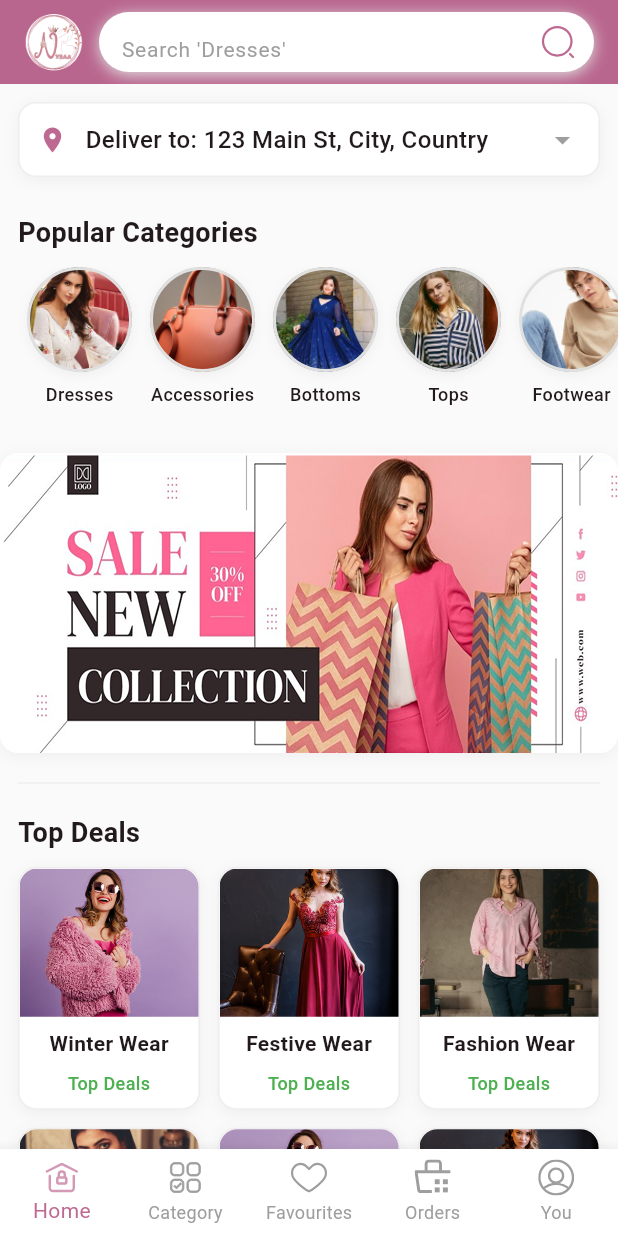
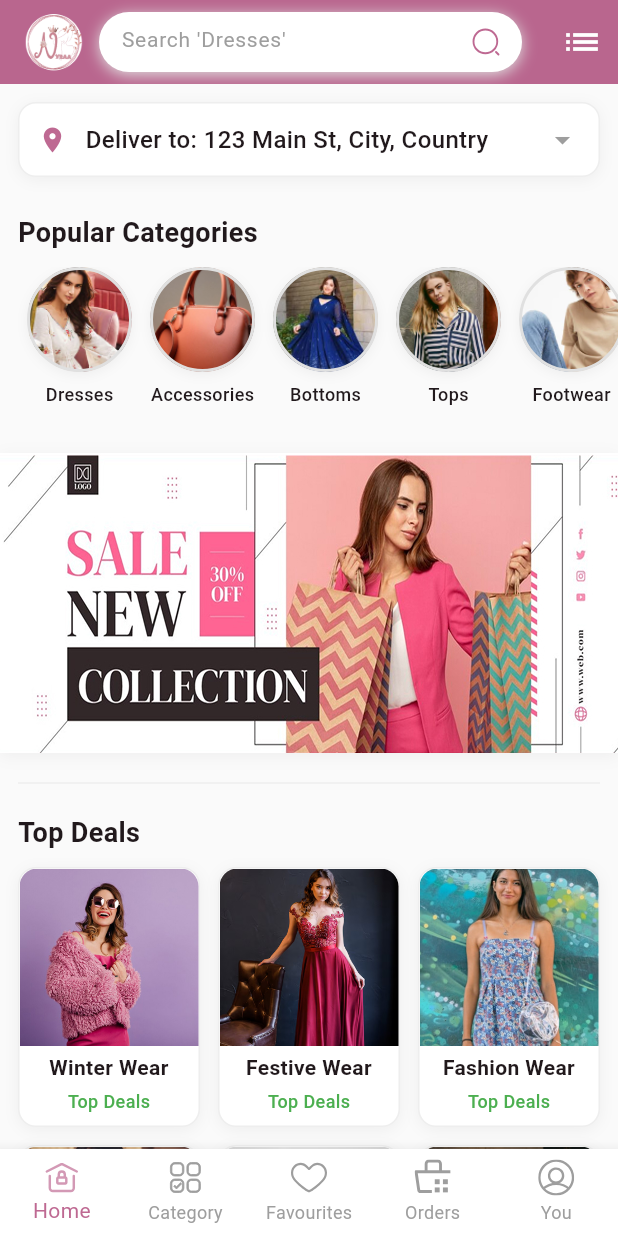
Before and after one commit to Jayamdeveloper2/nyraa_app, a Flutter app: the screen it shows after launch, on a phone screen of 412 x 824 dp. Run offline on Flutter 3.47's test engine with Material 3 defaults, Android fonts, the phone set to English and light mode, and no system bars; drawn by our look-alikes of carousel_slider; our stand-ins replace flutter_svg.

Commit message:
update the product page
adjsut the topdeals image section and created a sample product list page from navigate to home page to product list page

```diff
--- a/lib/pages/home_page.dart
+++ b/lib/pages/home_page.dart
@@ -1,6 +1,7 @@
 import 'package:flutter/material.dart';
 import 'package:flutter_svg/flutter_svg.dart';
 import 'package:carousel_slider/carousel_slider.dart';
+import 'product_list_page.dart'; // Import the ProductListPage
 
 class HomePage extends StatelessWidget {
   const HomePage({super.key});
@@ -8,10 +9,10 @@ class HomePage extends StatelessWidget {
   @override
   Widget build(BuildContext context) {
     return Scaffold(
-      backgroundColor: Colors.grey.shade50, // Light background for a premium look
+      backgroundColor: Colors.grey[50],
       appBar: AppBar(
         backgroundColor: const Color(0xFFBE6992),
-        elevation: 4, // Adds shadow for depth
+        elevation: 4,
         title: Row(
           mainAxisAlignment: MainAxisAlignment.spaceBetween,
           children: [
@@ -29,7 +30,7 @@ class HomePage extends StatelessWidget {
                   borderRadius: BorderRadius.circular(25),
                   boxShadow: [
                     BoxShadow(
-                      color: Colors.grey.shade300,
+                      color: Colors.grey[300]!,
                       blurRadius: 8,
                       offset: const Offset(0, 2),
                     ),
@@ -40,25 +41,41 @@ class HomePage extends StatelessWidget {
                     hintText: "Search 'Dresses'",
                     hintStyle: const TextStyle(color: Colors.grey, fontSize: 14),
                     suffixIcon: Padding(
-                      padding: const EdgeInsets.all(8.0),
+                      padding: const EdgeInsets.symmetric(vertical: 10.0, horizontal: 8.0),
                       child: SvgPicture.asset(
                         'assets/icons/search.svg',
-                        width: 24,
-                        height: 24,
+                        width: 18,
+                        height: 18,
                         color: const Color(0xFFBE6992),
                       ),
                     ),
                     border: InputBorder.none,
-                    contentPadding: const EdgeInsets.symmetric(
-                      horizontal: 15,
-                      vertical: 10,
-                    ),
+                    contentPadding: const EdgeInsets.symmetric(horizontal: 15, vertical: 12),
+                    alignLabelWithHint: true,
                   ),
+                  style: const TextStyle(fontSize: 14),
+                  textAlignVertical: TextAlignVertical.center,
                 ),
               ),
             ),
           ],
         ),
+        actions: [
+          IconButton(
+            icon: const Icon(
+              Icons.list,
+              color: Colors.white,
+              size: 28,
+            ),
+            onPressed: () {
+              Navigator.push(
+                context,
+                MaterialPageRoute(builder: (context) => const ProductListPage()),
+              );
+            },
+            tooltip: 'View All Products',
+          ),
+        ],
       ),
       body: ListView(
         children: [
@@ -76,11 +93,11 @@ class HomePage extends StatelessWidget {
                 padding: const EdgeInsets.all(12),
                 decoration: BoxDecoration(
                   color: Colors.white,
-                  border: Border.all(color: Colors.grey.shade200),
+                  border: Border.all(color: Colors.grey[200]!),
                   borderRadius: BorderRadius.circular(12),
                   boxShadow: [
                     BoxShadow(
-                      color: Colors.grey.shade200,
+                      color: Colors.grey[200]!,
                       blurRadius: 8,
                       offset: const Offset(0, 2),
                     ),
@@ -141,10 +158,9 @@ class HomePage extends StatelessWidget {
             padding: const EdgeInsets.symmetric(vertical: 12),
             child: Container(
               decoration: BoxDecoration(
-                borderRadius: BorderRadius.circular(12),
                 boxShadow: [
                   BoxShadow(
-                    color: Colors.grey.shade200,
+                    color: Colors.grey[200]!,
                     blurRadius: 8,
                     offset: const Offset(0, 2),
                   ),
@@ -155,7 +171,8 @@ class HomePage extends StatelessWidget {
                   height: 200,
                   autoPlay: true,
                   enlargeCenterPage: false,
-                  viewportFraction: 1.0, // Makes the carousel full-width
+                  viewportFraction: 1.0,
+                  padEnds: false,
                 ),
                 items: [
                   _buildBannerImage('assets/images/banner/banner1.jpg'),
@@ -168,7 +185,7 @@ class HomePage extends StatelessWidget {
           // Divider for Visual Separation
           Padding(
             padding: const EdgeInsets.symmetric(horizontal: 12),
-            child: Divider(color: Colors.grey.shade200, thickness: 1),
+            child: Divider(color: Colors.grey[200]!, thickness: 1),
           ),
 
           // Top Deals Section
@@ -188,31 +205,31 @@ class HomePage extends StatelessWidget {
                   physics: const NeverScrollableScrollPhysics(),
                   crossAxisSpacing: 12,
                   mainAxisSpacing: 12,
-                  childAspectRatio: 0.75,
+                  childAspectRatio: 0.7,
                   children: [
                     _buildTopDealItem('Winter Wear', 'assets/images/topdeals/product1.jpg'),
                     _buildTopDealItem('Festive Wear', 'assets/images/topdeals/product2.jpg'),
                     _buildTopDealItem('Fashion Wear', 'assets/images/topdeals/product3.jpg'),
                     _buildTopDealItem('Western Wear', 'assets/images/topdeals/product4.jpg'),
-                    _buildTopDealItem('Casual Wear', 'assets/images/topdeals/product1.jpg'),
-                    _buildTopDealItem('Party Wear', 'assets/images/topdeals/product2.jpg'),
+                    _buildTopDealItem('Casual Wear', 'assets/images/topdeals/product5.jpg'),
+                    _buildTopDealItem('Party Wear', 'assets/images/topdeals/product6.jpg'),
                   ],
                 ),
               ],
             ),
           ),
 
-          // Normal Banner Section (Corrected Image Path)
+          // Normal Banner Section
           Padding(
             padding: const EdgeInsets.symmetric(horizontal: 12, vertical: 12),
             child: ClipRRect(
               borderRadius: BorderRadius.circular(12),
               child: Container(
                 decoration: BoxDecoration(
-                  border: Border.all(color: Colors.grey.shade200, width: 1),
+                  border: Border.all(color: Colors.grey[200]!, width: 1),
                   boxShadow: [
                     BoxShadow(
-                      color: Colors.grey.shade200,
+                      color: Colors.grey[200]!,
                       blurRadius: 4,
                       offset: const Offset(0, 2),
                     ),
@@ -222,17 +239,16 @@ class HomePage extends StatelessWidget {
                   'assets/images/normalbanner/banner1.jpg',
                   fit: BoxFit.cover,
                   width: double.infinity,
-                  height: 160, // Adjust height based on your design
+                  height: 160,
                 ),
               ),
             ),
           ),
 
-
           // Divider for Visual Separation
           Padding(
             padding: const EdgeInsets.symmetric(horizontal: 12),
-            child: Divider(color: Colors.grey.shade200, thickness: 1),
+            child: Divider(color: Colors.grey[200]!, thickness: 1),
           ),
 
           // Products with Price Section
@@ -267,7 +283,7 @@ class HomePage extends StatelessWidget {
           // Divider for Visual Separation
           Padding(
             padding: const EdgeInsets.symmetric(horizontal: 12),
-            child: Divider(color: Colors.grey.shade200, thickness: 1),
+            child: Divider(color: Colors.grey[200]!, thickness: 1),
           ),
 
           // Flash Deals Section
@@ -301,7 +317,7 @@ class HomePage extends StatelessWidget {
             ),
           ),
 
-          const SizedBox(height: 20), // Extra spacing at the bottom
+          const SizedBox(height: 20),
         ],
       ),
       bottomNavigationBar: BottomNavigationBar(
@@ -309,7 +325,7 @@ class HomePage extends StatelessWidget {
         unselectedItemColor: Colors.grey,
         backgroundColor: Colors.white,
         type: BottomNavigationBarType.fixed,
-        elevation: 8, // Adds shadow for a premium look
+        elevation: 8,
         items: [
           BottomNavigationBarItem(
             icon: SvgPicture.asset(
@@ -401,14 +417,14 @@ class HomePage extends StatelessWidget {
             height: 70,
             decoration: BoxDecoration(
               shape: BoxShape.circle,
-              border: Border.all(color: Colors.grey.shade300, width: 2),
+              border: Border.all(color: Colors.grey[300]!, width: 2),
               image: DecorationImage(
                 image: AssetImage(imagePath),
                 fit: BoxFit.cover,
               ),
               boxShadow: [
                 BoxShadow(
-                  color: Colors.grey.shade200,
+                  color: Colors.grey[200]!,
                   blurRadius: 6,
                   offset: const Offset(0, 2),
                 ),
@@ -427,9 +443,8 @@ class HomePage extends StatelessWidget {
 
   Widget _buildBannerImage(String imagePath) {
     return Container(
-      width: double.infinity, // Ensures full width
+      width: double.infinity,
       decoration: BoxDecoration(
-        borderRadius: BorderRadius.circular(12),
         image: DecorationImage(
           image: AssetImage(imagePath),
           fit: BoxFit.cover,
@@ -443,10 +458,10 @@ class HomePage extends StatelessWidget {
       decoration: BoxDecoration(
         color: Colors.white,
         borderRadius: BorderRadius.circular(12),
-        border: Border.all(color: Colors.grey.shade200),
+        border: Border.all(color: Colors.grey[200]!),
         boxShadow: [
           BoxShadow(
-            color: Colors.grey.shade200,
+            color: Colors.grey[200]!,
             blurRadius: 8,
             offset: const Offset(0, 2),
           ),
@@ -455,21 +470,26 @@ class HomePage extends StatelessWidget {
       child: Column(
         children: [
           Expanded(
-            child: Container(
-              decoration: BoxDecoration(
-                borderRadius: const BorderRadius.vertical(top: Radius.circular(12)),
-                image: DecorationImage(
-                  image: AssetImage(imagePath),
-                  fit: BoxFit.cover,
+            child: ClipRRect(
+              borderRadius: const BorderRadius.vertical(top: Radius.circular(12)),
+              child: Container(
+                decoration: BoxDecoration(
+                  image: DecorationImage(
+                    image: AssetImage(imagePath),
+                    fit: BoxFit.cover,
+                  ),
                 ),
               ),
             ),
           ),
           Padding(
-            padding: const EdgeInsets.all(8.0),
+            padding: const EdgeInsets.symmetric(horizontal: 8.0, vertical: 4.0),
             child: Text(
               title,
               style: const TextStyle(fontSize: 14, fontWeight: FontWeight.w600),
+              textAlign: TextAlign.center,
+              maxLines: 1,
+              overflow: TextOverflow.ellipsis,
             ),
           ),
           const Padding(
@@ -494,14 +514,14 @@ class HomePage extends StatelessWidget {
             decoration: BoxDecoration(
               color: Colors.white,
               borderRadius: BorderRadius.circular(12),
-              border: Border.all(color: Colors.grey.shade200),
+              border: Border.all(color: Colors.grey[200]!),
               image: DecorationImage(
                 image: AssetImage(imagePath),
                 fit: BoxFit.cover,
               ),
               boxShadow: [
                 BoxShadow(
-                  color: Colors.grey.shade200,
+                  color: Colors.grey[200]!,
                   blurRadius: 8,
                   offset: const Offset(0, 2),
                 ),
@@ -533,11 +553,11 @@ class HomePage extends StatelessWidget {
       padding: const EdgeInsets.all(6),
       decoration: BoxDecoration(
         color: Colors.white,
-        border: Border.all(color: Colors.grey.shade200),
+        border: Border.all(color: Colors.grey[200]!),
         borderRadius: BorderRadius.circular(12),
         boxShadow: [
           BoxShadow(
-            color: Colors.grey.shade200,
+            color: Colors.grey[200]!,
             blurRadius: 8,
             offset: const Offset(0, 2),
           ),
```
Also changed, not shown: lib/pages/product_list_page.dart (added, +229 -0 lines), assets/images/topdeals/product3.jpg, assets/images/topdeals/product5.jpg (added), assets/images/topdeals/product6.jpg (added).
